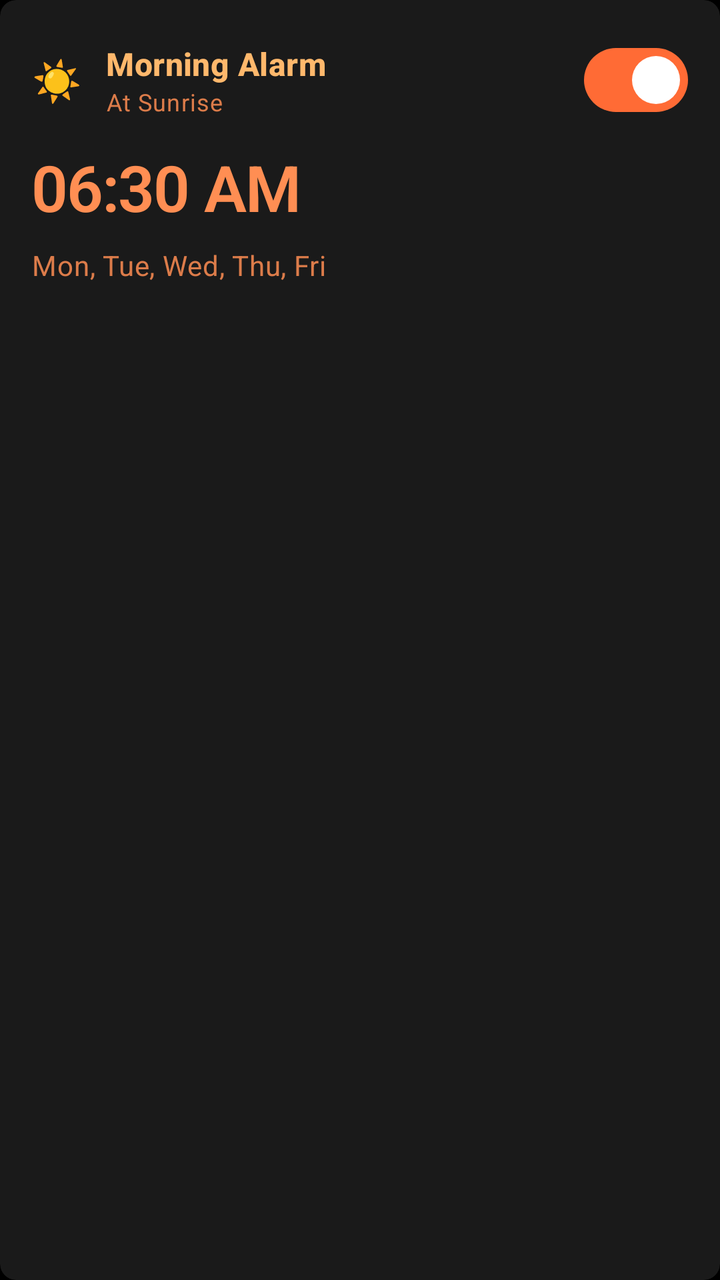
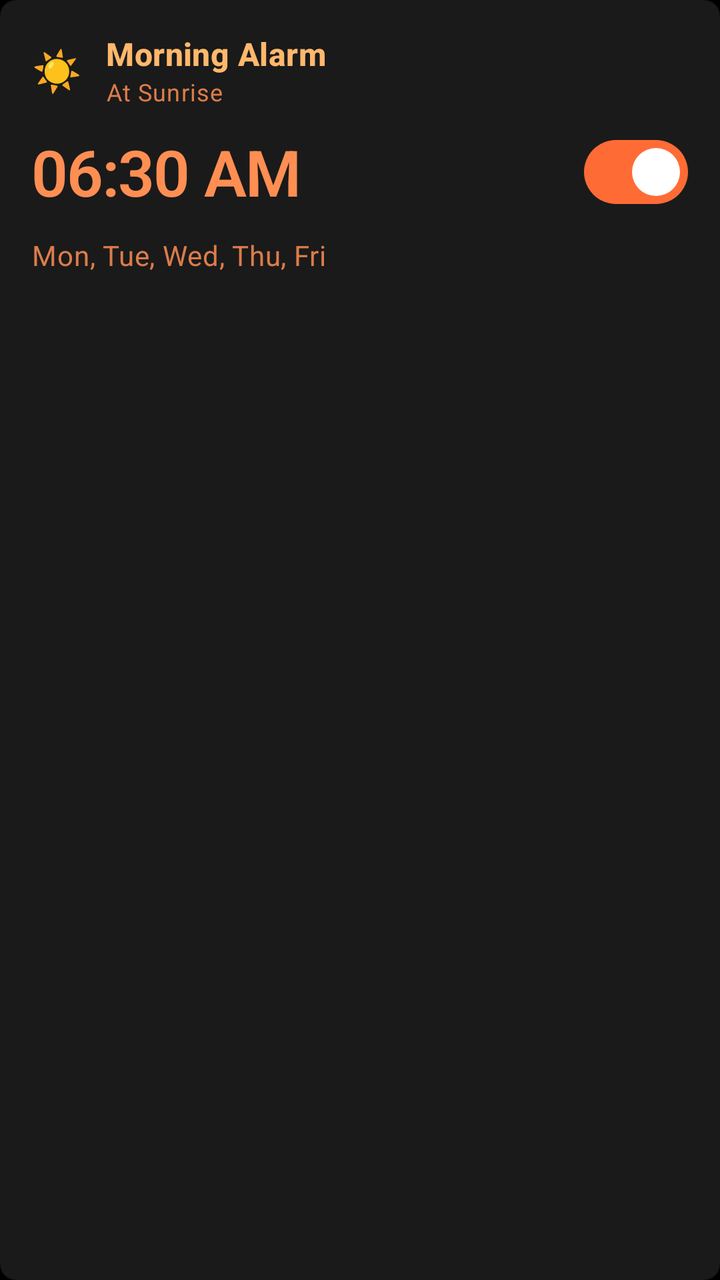

An Android layout rendered at two revisions. The XML below is the earlier revision; the diff shows what the commit changed to produce the second picture.
<!-- AndroidManifest.xml: application theme Theme.MyApplication -->
<!-- res/layout/alarm_item_improved.xml -->
<?xml version="1.0" encoding="utf-8"?>
<com.google.android.material.card.MaterialCardView
    xmlns:android="http://schemas.android.com/apk/res/android"
    xmlns:app="http://schemas.android.com/apk/res-auto"
    android:id="@+id/alarmCard"
    android:layout_width="match_parent"
    android:layout_height="wrap_content"
    android:layout_marginVertical="8dp"
    android:layout_marginHorizontal="4dp"
    app:cardBackgroundColor="@color/md_theme_dark_surfaceContainerHigh"
    app:cardCornerRadius="8dp"
    app:cardElevation="0dp"
    app:strokeWidth="0dp"
    android:clickable="true"
    android:focusable="true"
    app:rippleColor="@color/md_theme_dark_primary"
    android:stateListAnimator="@null">

    <LinearLayout
        android:layout_width="match_parent"
        android:layout_height="wrap_content"
        android:orientation="vertical"
        android:padding="@dimen/card_padding_small">

        
        <LinearLayout
            android:layout_width="match_parent"
            android:layout_height="wrap_content"
            android:orientation="horizontal"
            android:gravity="center_vertical"
            android:layout_marginBottom="8dp">

            
            <TextView
                android:id="@+id/modeBadgeText"
                android:layout_width="wrap_content"
                android:layout_height="wrap_content"
                android:layout_marginEnd="12dp"
                android:text="☀️"
                android:textSize="20sp"/>

            
            <LinearLayout
                android:layout_width="0dp"
                android:layout_height="wrap_content"
                android:layout_weight="1"
                android:orientation="vertical">

                
                <TextView
                    android:id="@+id/textViewAlarmLabel"
                    android:layout_width="wrap_content"
                    android:layout_height="wrap_content"
                    android:text="Morning Alarm"
                    android:textColor="@color/md_theme_dark_onSurface"
                    android:textAppearance="@style/TextAppearance.Material3.TitleMedium"
                    android:textStyle="bold"
                    android:maxLines="1"
                    android:ellipsize="end"/>

                
                <TextView
                    android:id="@+id/tvModeDescription"
                    android:layout_width="wrap_content"
                    android:layout_height="wrap_content"
                    android:text="At Sunrise"
                    android:textAppearance="@style/TextAppearance.Material3.BodySmall"
                    android:textColor="@color/md_theme_dark_onSurfaceVariant"
                    android:alpha="0.85"/>

            </LinearLayout>

            
            <com.google.android.material.materialswitch.MaterialSwitch
                android:id="@+id/switchAlarmEnabled"
                android:layout_width="wrap_content"
                android:layout_height="wrap_content"
                android:checked="true"
                app:thumbTint="@color/md_theme_dark_onPrimaryContainer"
                app:trackTint="@color/md_theme_dark_primaryContainer"/>

        </LinearLayout>

        
        <TextView
            android:id="@+id/tvAlarmTime"
            android:layout_width="wrap_content"
            android:layout_height="wrap_content"
            android:text="06:30 AM"
            android:textColor="@color/md_theme_dark_primary"
            android:textSize="32sp"
            android:textStyle="bold"
            android:fontFamily="sans-serif-light"
            android:letterSpacing="-0.02"
            android:layout_marginBottom="8dp"/>

        
        <TextView
            android:id="@+id/tvRepeatDays"
            android:layout_width="wrap_content"
            android:layout_height="wrap_content"
            android:text="Mon, Tue, Wed, Thu, Fri"
            android:textAppearance="@style/TextAppearance.Material3.BodyMedium"
            android:textColor="@color/md_theme_dark_onSurfaceVariant"
            android:alpha="0.85"/>

    </LinearLayout>

</com.google.android.material.card.MaterialCardView>
<!-- resources referenced by this layout -->
<resources>
  <color name="md_theme_dark_onPrimaryContainer">#FFFFFF</color>
  <color name="md_theme_dark_onSurface">#FFB86C</color>
  <color name="md_theme_dark_onSurfaceVariant">#FF8E53</color>
  <color name="md_theme_dark_primary">#FF8E53</color>
  <color name="md_theme_dark_primaryContainer">#FF6B35</color>
  <color name="md_theme_dark_surfaceContainerHigh">#1A1A1A</color>
  <dimen name="card_padding_small">16dp</dimen>
  <style name="Theme.MyApplication" parent="Base.Theme.Rooster" />
  <color name="md_theme_dark_onPrimary">#FFFFFF</color>
  <color name="md_theme_dark_secondary">#FFB86C</color>
  <color name="md_theme_dark_onSecondary">#1C0F0A</color>
  <color name="md_theme_dark_secondaryContainer">#FF8E53</color>
  <color name="md_theme_dark_onSecondaryContainer">#FFFFFF</color>
  <color name="md_theme_dark_tertiary">#FFD89C</color>
  <color name="md_theme_dark_onTertiary">#1C0F0A</color>
  <color name="md_theme_dark_tertiaryContainer">#FFB86C</color>
  <color name="md_theme_dark_onTertiaryContainer">#1C0F0A</color>
  <color name="md_theme_dark_error">#FFB4AB</color>
  <color name="md_theme_dark_onError">#690005</color>
  <color name="md_theme_dark_errorContainer">#93000A</color>
  <color name="md_theme_dark_onErrorContainer">#FFDAD6</color>
  <color name="md_theme_dark_surface">#000000</color>
  <color name="md_theme_dark_surfaceVariant">#0A0A0A</color>
  <color name="md_theme_dark_background">#000000</color>
  <color name="md_theme_dark_onBackground">#FFB86C</color>
  <color name="md_theme_dark_outline">#FF8E53</color>
  <color name="md_theme_dark_outlineVariant">#FFB86C</color>
  <style name="ShapeAppearance.Rooster.SmallComponent" parent="ShapeAppearance.Material3.SmallComponent">
          <item name="cornerFamily">rounded</item>
          <item name="cornerSize">4dp</item>
      </style>
  <style name="ShapeAppearance.Rooster.MediumComponent" parent="ShapeAppearance.Material3.MediumComponent">
          <item name="cornerFamily">rounded</item>
          <item name="cornerSize">6dp</item>
      </style>
  <style name="ShapeAppearance.Rooster.LargeComponent" parent="ShapeAppearance.Material3.LargeComponent">
          <item name="cornerFamily">rounded</item>
          <item name="cornerSize">8dp</item>
      </style>
  <!-- unchanged entries left out for length: 1 -->
</resources>

<!-- the commit's change to res/layout/alarm_item_improved.xml (unified diff, before → after) -->
@@ -70,6 +70,28 @@
 
             </LinearLayout>
 
+        </LinearLayout>
+
+        
+        <LinearLayout
+            android:layout_width="match_parent"
+            android:layout_height="wrap_content"
+            android:orientation="horizontal"
+            android:gravity="center_vertical"
+            android:layout_marginBottom="8dp">
+
+            <TextView
+                android:id="@+id/tvAlarmTime"
+                android:layout_width="0dp"
+                android:layout_height="wrap_content"
+                android:layout_weight="1"
+                android:text="06:30 AM"
+                android:textColor="@color/md_theme_dark_primary"
+                android:textSize="32sp"
+                android:textStyle="bold"
+                android:fontFamily="sans-serif-light"
+                android:letterSpacing="-0.02"/>
+
             
             <com.google.android.material.materialswitch.MaterialSwitch
                 android:id="@+id/switchAlarmEnabled"
@@ -80,19 +102,6 @@
                 app:trackTint="@color/md_theme_dark_primaryContainer"/>
 
         </LinearLayout>
-
-        
-        <TextView
-            android:id="@+id/tvAlarmTime"
-            android:layout_width="wrap_content"
-            android:layout_height="wrap_content"
-            android:text="06:30 AM"
-            android:textColor="@color/md_theme_dark_primary"
-            android:textSize="32sp"
-            android:textStyle="bold"
-            android:fontFamily="sans-serif-light"
-            android:letterSpacing="-0.02"
-            android:layout_marginBottom="8dp"/>
 
         
         <TextView
